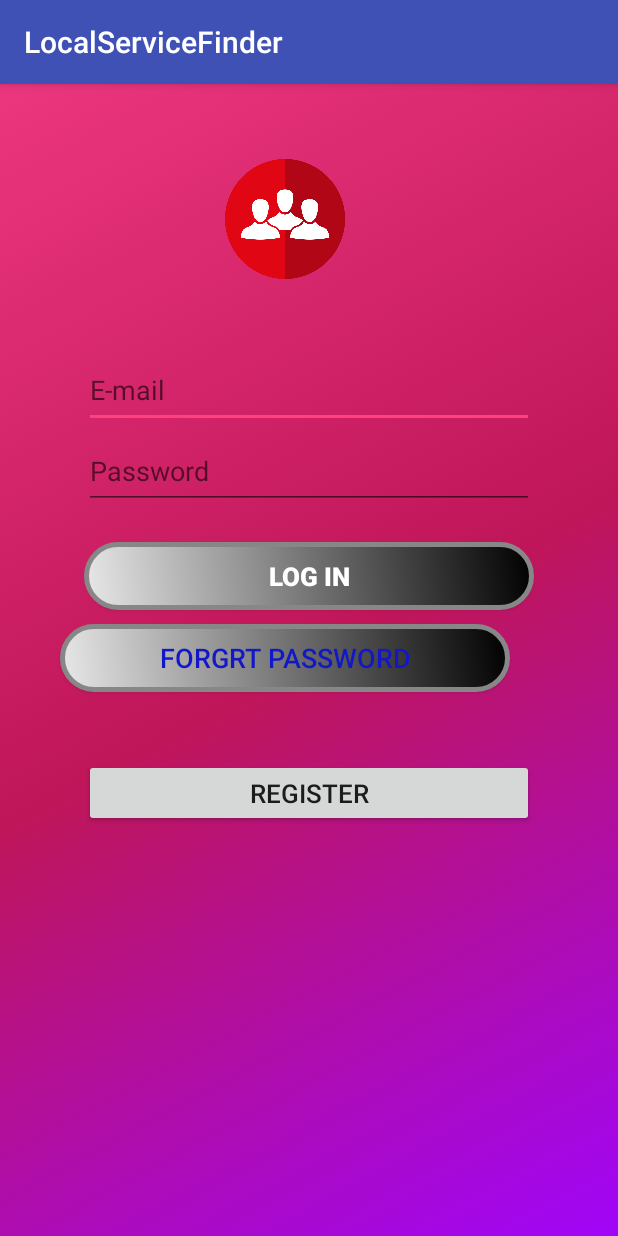
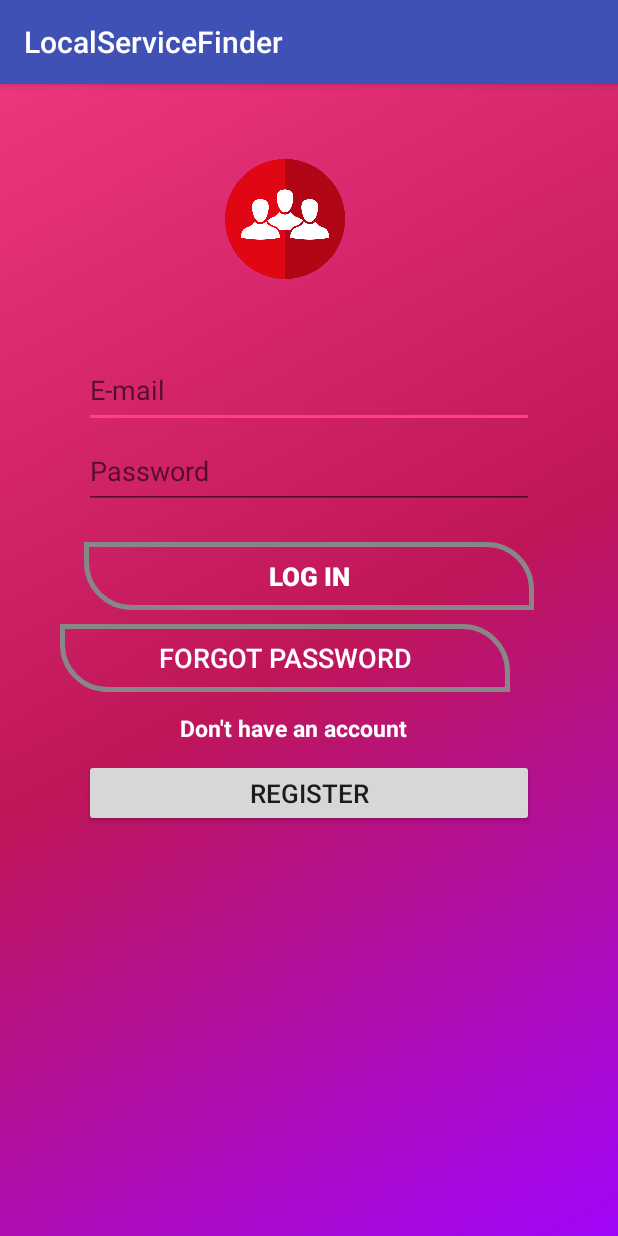
Before and after one commit to bloodrob/LocalServiceFinder, an Android app: the ClientLogin screen opened directly, with no data from a screen before it, on a phone screen of 412 x 824 dp. Run offline under Robolectric (Android 15) with nearby library versions, the phone set to English and light mode, and no system bars; our stand-ins replace Firebase (no records; nobody signed in at launch, a user with empty details on screens opened directly).

Commit message:
test commit

```diff
--- a/app/src/main/res/layout/activity_client_login.xml
+++ b/app/src/main/res/layout/activity_client_login.xml
@@ -62,7 +62,7 @@
         android:layout_marginTop="22dp"
         android:layout_below="@+id/Upassword"
         android:layout_alignStart="@+id/Upassword"
-        android:background="@drawable/btn_back3"/>
+        android:background="@drawable/btn_back4"/>
 
     <Button
         android:id="@+id/button4"
@@ -78,11 +78,21 @@
         android:layout_width="300dp"
         android:layout_height="45dp"
         android:layout_marginTop="360dp"
-        android:background="@drawable/btn_back3"
+        android:background="@drawable/btn_back4"
         android:layout_marginLeft="40dp"
-        android:textColor="#1218C7"
+        android:textColor="#ffffff"
         android:textSize="18dp"
-        android:text="Forgrt Password" />
+        android:text="Forgot Password" />
+    <TextView
+        android:layout_width="200dp"
+        android:layout_height="30dp"
+        android:layout_below="@+id/forgot_pass"
+        android:layout_marginTop="13dp"
+        android:text="Don't have an account"
+        android:textStyle="bold"
+        android:textSize="15dp"
+        android:textColor="#ffffff"
+        android:layout_marginLeft="120dp"/>
 
 
 </android.widget.RelativeLayout>
```
